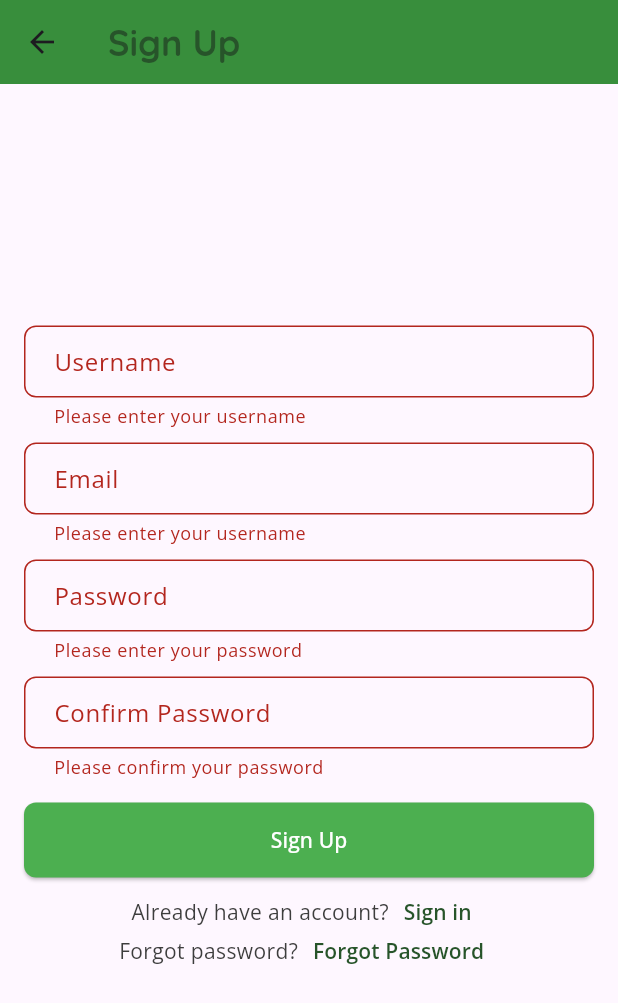
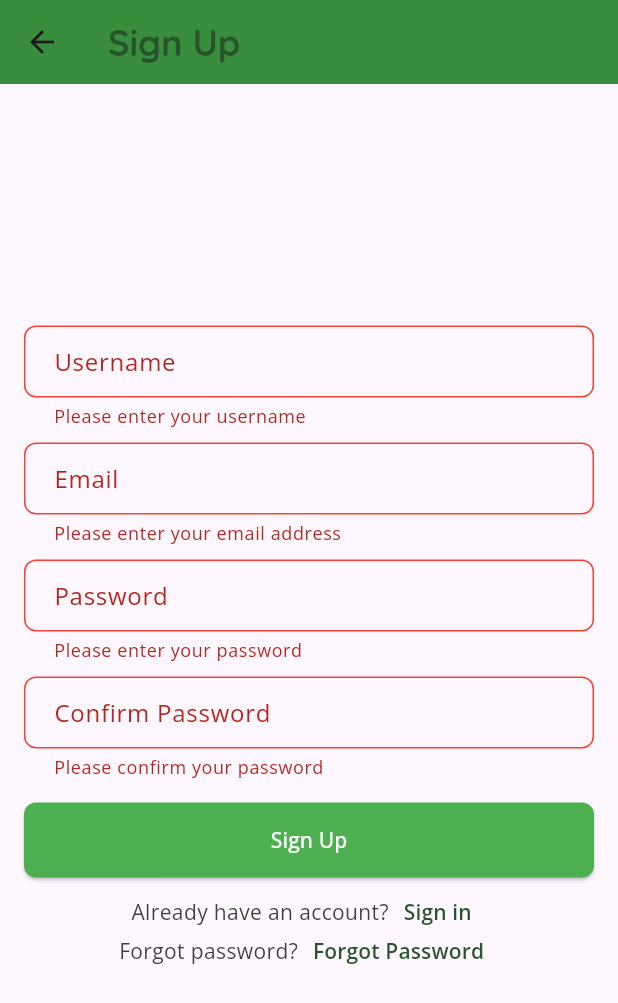
Before and after one commit to Eco-Picker/eco-picker, a Flutter app: the ForgotPasswordScreen screen opened directly, after a tap on "Send Temporary Password", after a tap on "Sign up", after a tap on "Sign Up", on a phone screen of 412 x 824 dp. Shown: the top 1003 px of the screen. Run offline on Flutter 3.47's test engine with Material 3 defaults, Android fonts, the phone set to English and light mode, and no system bars; our stand-ins replace camera, fl_chart, flutter_dotenv, fluttertoast, geolocator, google_fonts and 6 more; accounts and stored records are empty.

Commit message:
Fixed label color issue

```diff
--- a/lib/screens/forgot_password_screen.dart
+++ b/lib/screens/forgot_password_screen.dart
@@ -14,9 +14,16 @@ class _ForgotPasswordScreenState extends State<ForgotPasswordScreen> {
   final ApiUserService _apiUserService = ApiUserService();
   final _formKey = GlobalKey<FormState>();
   final TextEditingController _emailController = TextEditingController();
+  bool _showErrors = false;
+  bool _emailError = false;
 
   Future<void> _sendTemporaryPassword() async {
     final email = _emailController.text;
+
+    _showErrors = true;
+    _emailError = email.isEmpty ||
+        (_formKey.currentState?.validate() == false && email.isNotEmpty);
+
     if (_formKey.currentState!.validate()) {
       final result = await _apiUserService.sendTemporaryPassword(email);
       if (result == true) {
@@ -53,20 +60,23 @@ class _ForgotPasswordScreenState extends State<ForgotPasswordScreen> {
                 const SizedBox(height: 16),
                 TextFormField(
                   controller: _emailController,
-                  decoration: InputDecoration(
-                    labelText: 'Email',
-                    floatingLabelStyle: TextStyle(color: Color(0xFF27542A)),
-                    focusedBorder: OutlineInputBorder(
-                      borderSide: BorderSide(color: Color(0xFF4CAF50)),
-                      borderRadius: BorderRadius.circular(8),
-                    ),
-                    border: OutlineInputBorder(
-                      borderRadius: BorderRadius.circular(8),
-                    ),
-                    contentPadding: const EdgeInsets.symmetric(horizontal: 16),
-                  ),
+                  decoration:
+                      inputStyle('Email', _formKey, _showErrors, _emailError),
                   cursorColor: Color(0xFF4CAF50),
-                  validator: validateEmail,
+                  validator: (value) {
+                    String? validMsg = validateEmail(value);
+                    if (validMsg == null) {
+                      setState(() {
+                        _emailError = false;
+                      });
+                      return validMsg;
+                    } else {
+                      setState(() {
+                        _emailError = true;
+                      });
+                      return validMsg;
+                    }
+                  },
                 ),
                 const SizedBox(height: 16),
                 ElevatedButton(
--- a/lib/screens/sign_up_screen.dart
+++ b/lib/screens/sign_up_screen.dart
@@ -18,11 +18,30 @@ class _SignUpScreenState extends State<SignUpScreen> {
   final TextEditingController _confirmPasswordController =
       TextEditingController();
   final _formKey = GlobalKey<FormState>();
+  bool _showErrors = false;
+  bool _usernameError = false;
+  bool _emailError = false;
+  bool _passwordError = false;
+  bool _confirmPasswordError = false;
 
   Future<void> _signUp() async {
     final username = _usernameController.text;
+    final email = _emailController.text;
     final password = _passwordController.text;
-    final email = _emailController.text;
+    final confirmPassword = _confirmPasswordController.text;
+
+    setState(() {
+      _showErrors = true;
+      _usernameError = username.isEmpty ||
+          (_formKey.currentState?.validate() == false && username.isNotEmpty);
+      _emailError = email.isEmpty ||
+          (_formKey.currentState?.validate() == false && email.isNotEmpty);
+      _passwordError = password.isEmpty ||
+          (_formKey.currentState?.validate() == false && password.isNotEmpty);
+      _confirmPasswordError = confirmPassword.isEmpty ||
+          (_formKey.currentState?.validate() == false &&
+              confirmPassword.isNotEmpty);
+    });
 
     if (_formKey.currentState!.validate()) {
       if (username.isEmpty || password.isEmpty || email.isEmpty) {
@@ -67,97 +86,88 @@ class _SignUpScreenState extends State<SignUpScreen> {
               children: [
                 TextFormField(
                   controller: _usernameController,
-                  decoration: InputDecoration(
-                    labelText: 'Username',
-                    floatingLabelStyle: TextStyle(color: Color(0xFF27542A)),
-                    focusedBorder: OutlineInputBorder(
-                      borderSide: BorderSide(color: Color(0xFF4CAF50)),
-                      borderRadius: BorderRadius.circular(8),
-                    ),
-                    border: OutlineInputBorder(
-                      borderRadius: BorderRadius.circular(8),
-                    ),
-                    contentPadding: const EdgeInsets.symmetric(horizontal: 16),
-                  ),
+                  decoration: inputStyle(
+                      'Username', _formKey, _showErrors, _usernameError),
                   cursorColor: Color(0xFF4CAF50),
                   validator: (value) {
                     if (value == null || value.isEmpty) {
+                      setState(() {
+                        _usernameError = true;
+                      });
                       return 'Please enter your username';
                     }
+                    setState(() {
+                      _usernameError = false;
+                    });
                     return null;
                   },
                 ),
                 const SizedBox(height: 10),
                 TextFormField(
                   controller: _emailController,
-                  decoration: InputDecoration(
-                    labelText: 'Email',
-                    floatingLabelStyle: TextStyle(color: Color(0xFF27542A)),
-                    focusedBorder: OutlineInputBorder(
-                      borderSide: BorderSide(color: Color(0xFF4CAF50)),
-                      borderRadius: BorderRadius.circular(8),
-                    ),
-                    border: OutlineInputBorder(
-                      borderRadius: BorderRadius.circular(8),
-                    ),
-                    contentPadding: const EdgeInsets.symmetric(horizontal: 16),
-                  ),
+                  decoration:
+                      inputStyle('Email', _formKey, _showErrors, _emailError),
                   cursorColor: Color(0xFF4CAF50),
                   validator: (value) {
-                    if (value == null || value.isEmpty) {
-                      return 'Please enter your username';
+                    String? validMsg = validateEmail(value);
+                    if (validMsg == null) {
+                      setState(() {
+                        _emailError = false;
+                      });
+                      return validMsg;
+                    } else {
+                      setState(() {
+                        _emailError = true;
+                      });
+                      return validMsg;
                     }
-                    return validateEmail(value);
                   },
                 ),
                 const SizedBox(height: 10),
                 TextFormField(
                   controller: _passwordController,
-                  decoration: InputDecoration(
-                    labelText: 'Password',
-                    floatingLabelStyle: TextStyle(color: Color(0xFF27542A)),
-                    focusedBorder: OutlineInputBorder(
-                      borderSide: BorderSide(color: Color(0xFF4CAF50)),
-                      borderRadius: BorderRadius.circular(8),
-                    ),
-                    border: OutlineInputBorder(
-                      borderRadius: BorderRadius.circular(8),
-                    ),
-                    contentPadding: const EdgeInsets.symmetric(horizontal: 16),
-                  ),
+                  decoration: inputStyle(
+                      'Password', _formKey, _showErrors, _passwordError),
                   cursorColor: Color(0xFF4CAF50),
                   obscureText: true,
                   validator: (value) {
-                    if (value == null || value.isEmpty) {
-                      return 'Please enter your password';
+                    String? validMsg = validatePassword(value);
+                    if (validMsg == null) {
+                      setState(() {
+                        _passwordError = false;
+                      });
+                      return validMsg;
+                    } else {
+                      setState(() {
+                        _passwordError = true;
+                      });
+                      return validMsg;
                     }
-                    return validatePassword(value);
                   },
                 ),
                 const SizedBox(height: 10),
                 TextFormField(
                   controller: _confirmPasswordController,
-                  decoration: InputDecoration(
-                    labelText: 'Confirm Password',
-                    floatingLabelStyle: TextStyle(color: Color(0xFF27542A)),
-                    focusedBorder: OutlineInputBorder(
-                      borderSide: BorderSide(color: Color(0xFF4CAF50)),
-                      borderRadius: BorderRadius.circular(8),
-                    ),
-                    border: OutlineInputBorder(
-                      borderRadius: BorderRadius.circular(8),
-                    ),
-                    contentPadding: const EdgeInsets.symmetric(horizontal: 16),
-                  ),
+                  decoration: inputStyle('Confirm Password', _formKey,
+                      _showErrors, _confirmPasswordError),
                   cursorColor: Color(0xFF4CAF50),
                   obscureText: true,
                   validator: (value) {
                     if (value == null || value.isEmpty) {
+                      setState(() {
+                        _confirmPasswordError = true;
+                      });
                       return 'Please confirm your password';
                     }
                     if (value != _passwordController.text) {
+                      setState(() {
+                        _confirmPasswordError = true;
+                      });
                       return 'Passwords do not match';
                     }
+                    setState(() {
+                      _confirmPasswordError = false;
+                    });
                     return null;
                   },
                 ),
--- a/lib/utils/styles.dart
+++ b/lib/utils/styles.dart
@@ -31,6 +31,32 @@ ButtonStyle greyButtonStyle() {
     shape: RoundedRectangleBorder(
       borderRadius: BorderRadius.circular(8),
     ),
+  );
+}
+
+InputDecoration inputStyle(
+    String label, GlobalKey<FormState> formKey, bool showErr, bool formError) {
+  return InputDecoration(
+    labelText: label,
+    floatingLabelStyle: TextStyle(
+      color: (showErr && formError) ? Colors.red : Color(0xFF27542A),
+    ),
+    focusedErrorBorder: OutlineInputBorder(
+      borderSide: BorderSide(color: Colors.red),
+      borderRadius: BorderRadius.circular(8),
+    ),
+    errorBorder: OutlineInputBorder(
+      borderSide: BorderSide(color: Colors.red),
+      borderRadius: BorderRadius.circular(8),
+    ),
+    focusedBorder: OutlineInputBorder(
+      borderSide: BorderSide(color: Color(0xFF4CAF50)),
+      borderRadius: BorderRadius.circular(8),
+    ),
+    border: OutlineInputBorder(
+      borderRadius: BorderRadius.circular(8),
+    ),
+    contentPadding: const EdgeInsets.symmetric(horizontal: 16),
   );
 }
 
```
Also changed, not shown: lib/screens/change_password_screen.dart (+54 -42 lines), lib/screens/sign_in_screen.dart (+28 -30 lines).
